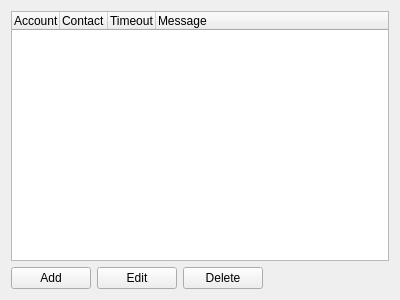
The window that src/plugins/scheduler/scheduleroptions.ui (eyecu-im/eyecu-qt) describes before a commit, drawn with Qt 5.
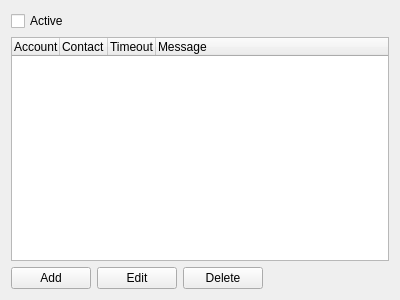
The same window after the commit.

Commit message: Keep working on Scheduler plugin.

Diff of the .ui file:
```diff
--- a/src/plugins/scheduler/scheduleroptions.ui
+++ b/src/plugins/scheduler/scheduleroptions.ui
@@ -14,6 +14,13 @@
    <string>Form</string>
   </property>
   <layout class="QVBoxLayout" name="verticalLayout">
+   <item>
+    <widget class="QCheckBox" name="cbActive">
+     <property name="text">
+      <string>Active</string>
+     </property>
+    </widget>
+   </item>
    <item>
     <widget class="QTreeWidget" name="twSchedule">
      <attribute name="headerDefaultSectionSize">
```
The commit also changes 1 other file.
